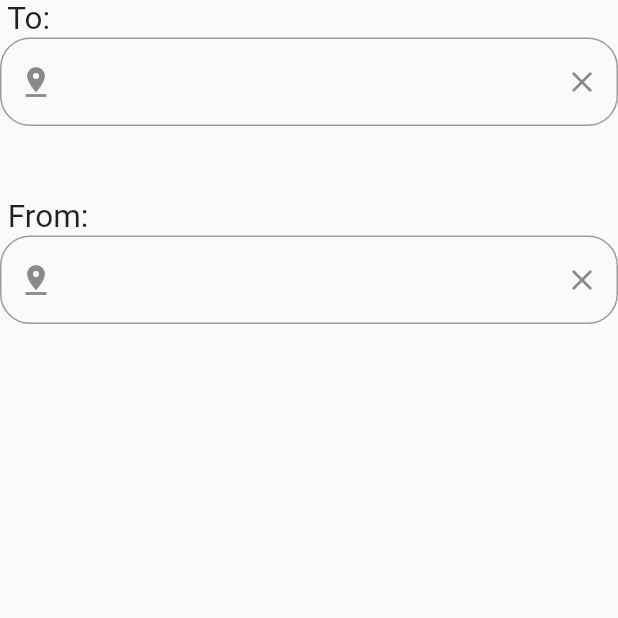
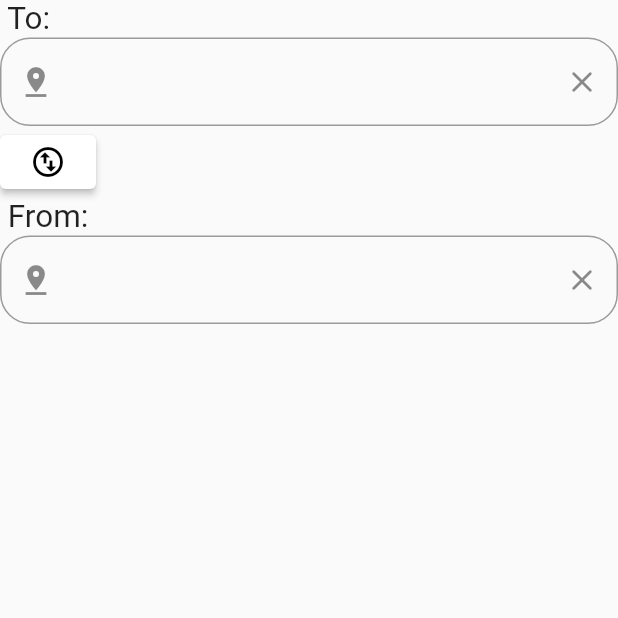
Before and after one commit to Prathik612/ticket_wallet_test, a Flutter app: the Tickets screen opened directly, on a phone screen of 412 x 824 dp, the top half of it. Run offline on Flutter 3.47's test engine with Material 2 defaults, Android fonts, the phone set to English and light mode, and no system bars.

Commit message:
Ticket test (#3)
* swap_button(not functional)

* swap

```diff
--- a/lib/main.dart
+++ b/lib/main.dart
@@ -78,7 +78,7 @@ class _StartState extends State<Start> {
         destinations: [
           NavigationDestination(
             label: 'Home',
-            icon: const Icon(Icons.home),
+            icon: const Icon(Icons.home_outlined),
             selectedIcon: Icon(
               Icons.home,
               color: Colors.pink[900],
--- a/lib/tickets.dart
+++ b/lib/tickets.dart
@@ -8,8 +8,8 @@ class Tickets extends StatefulWidget {
 }
 
 class _TicketsState extends State<Tickets> {
-  String to = '', from = '';
-  static const List<String> options = [
+  static String to = '', from = '';
+  static const List<String> options1 = [
     'MANGALURU(IXE)',
     'DOHA(DOH)',
     'BENGALURU(BLR)',
@@ -35,7 +35,7 @@ class _TicketsState extends State<Tickets> {
               if (textEditingValue.text == '') {
                 return const Iterable<String>.empty();
               }
-              return options.where((String opt) {
+              return options1.where((String opt) {
                 return opt.contains(textEditingValue.text.toUpperCase());
               });
             },
@@ -58,8 +58,8 @@ class _TicketsState extends State<Tickets> {
                     icon: const Icon(Icons.clear_rounded),
                   ),
                   prefixIcon: IconButton(
-                      onPressed: () {},
-                      icon: const Icon(Icons.pin_drop),
+                    onPressed: () {},
+                    icon: const Icon(Icons.pin_drop),
                   ),
                 ),
                 controller: textEditingController,
@@ -67,8 +67,18 @@ class _TicketsState extends State<Tickets> {
               );
             },
           ),
-          const SizedBox(
-            child: Text('\n\n'),
+          SizedBox(
+            child: ElevatedButton(
+                onPressed: () {
+                  setState(() {
+
+                  });
+                },
+                style: ElevatedButton.styleFrom(
+                  backgroundColor: Colors.white,
+                  foregroundColor: Colors.black
+                ),
+                child: const Icon(Icons.swap_vert_circle_outlined)),
           ),
           const SizedBox(
             child: Text(
@@ -82,7 +92,9 @@ class _TicketsState extends State<Tickets> {
                   textEditingValue.text.toUpperCase() == to) {
                 return const Iterable<String>.empty();
               }
-              return options.where((String opt) {
+              List<String> options2 = List.from(options1);
+              bool res = options2.remove(to);
+              return options2.where((String opt) {
                 return opt.contains(
                   textEditingValue.text.toUpperCase(),
                 );
@@ -107,8 +119,8 @@ class _TicketsState extends State<Tickets> {
                     icon: const Icon(Icons.clear_rounded),
                   ),
                   prefixIcon: IconButton(
-                      onPressed: () {},
-                      icon: const Icon(Icons.pin_drop),
+                    onPressed: () {},
+                    icon: const Icon(Icons.pin_drop),
                   ),
                 ),
                 controller: textEditingController,
```
Also changed, not shown: lib/wallet.dart (line endings or trailing spaces).
